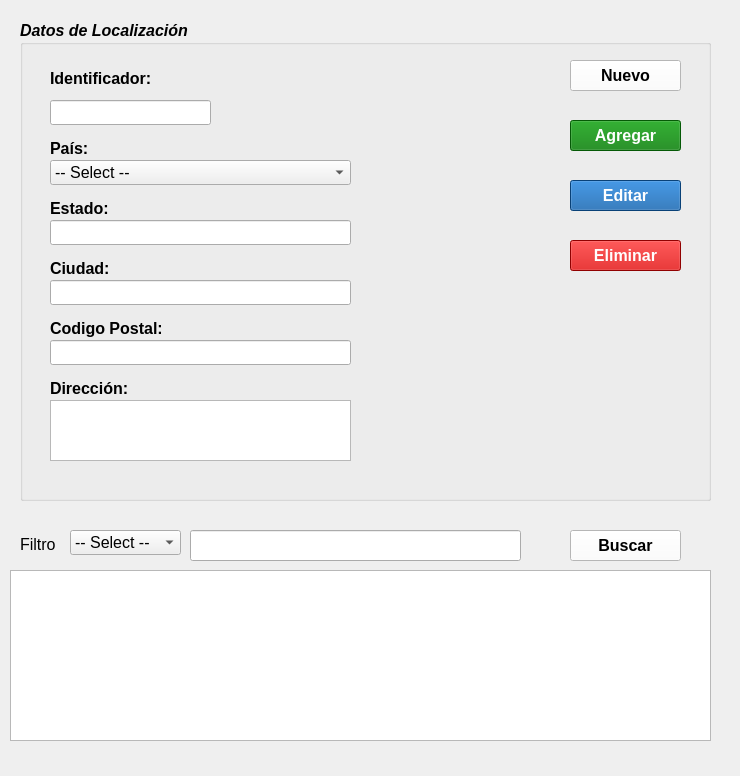
Above: vistas/Frmlocalizacion.ui from G-Mann00/HR_Seguridad before the change. Below: the same form after it.
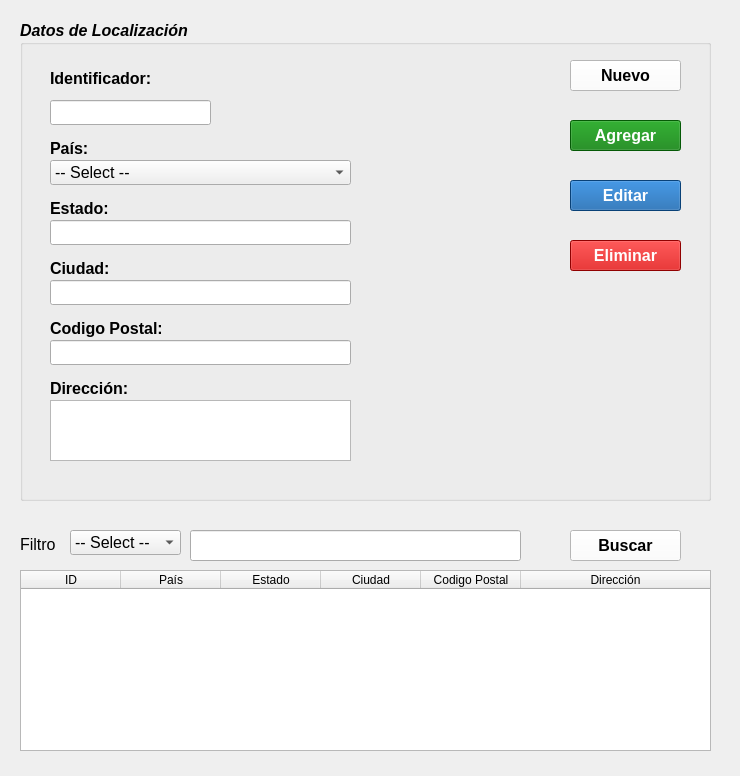
That is the form after the change. Icons and pictures are not drawn.

Commit message: se cambiarons los table view a Table widget en los archivos FrmPais.ui,FrmLocalización.ui,FrmRegion.ui

The edit to the form file:
```diff
--- a/vistas/Frmlocalizacion.ui
+++ b/vistas/Frmlocalizacion.ui
@@ -438,16 +438,6 @@
     </property>
    </widget>
   </widget>
-  <widget class="QTableView" name="tbv_registrosLocalizacion">
-   <property name="geometry">
-    <rect>
-     <x>10</x>
-     <y>570</y>
-     <width>701</width>
-     <height>171</height>
-    </rect>
-   </property>
-  </widget>
   <widget class="QLabel" name="lbl_filtro">
    <property name="geometry">
     <rect>
@@ -538,6 +528,67 @@
     </size>
    </property>
   </widget>
+  <widget class="QTableWidget" name="tw_registroLocalizacion">
+   <property name="geometry">
+    <rect>
+     <x>20</x>
+     <y>570</y>
+     <width>691</width>
+     <height>181</height>
+    </rect>
+   </property>
+   <property name="sizeAdjustPolicy">
+    <enum>QAbstractScrollArea::AdjustToContents</enum>
+   </property>
+   <property name="selectionMode">
+    <enum>QAbstractItemView::SingleSelection</enum>
+   </property>
+   <property name="selectionBehavior">
+    <enum>QAbstractItemView::SelectRows</enum>
+   </property>
+   <attribute name="horizontalHeaderCascadingSectionResizes">
+    <bool>false</bool>
+   </attribute>
+   <attribute name="horizontalHeaderShowSortIndicator" stdset="0">
+    <bool>false</bool>
+   </attribute>
+   <attribute name="horizontalHeaderStretchLastSection">
+    <bool>true</bool>
+   </attribute>
+   <attribute name="verticalHeaderCascadingSectionResizes">
+    <bool>false</bool>
+   </attribute>
+   <column>
+    <property name="text">
+     <string>ID</string>
+    </property>
+   </column>
+   <column>
+    <property name="text">
+     <string>País</string>
+    </property>
+   </column>
+   <column>
+    <property name="text">
+     <string>Estado</string>
+    </property>
+   </column>
+   <column>
+    <property name="text">
+     <string>Ciudad</string>
+    </property>
+   </column>
+   <column>
+    <property name="text">
+     <string>Codigo Postal</string>
+    </property>
+   </column>
+   <column>
+    <property name="text">
+     <string>Dirección</string>
+    </property>
+   </column>
+  </widget>
  </widget>
  <tabstops>
   <tabstop>btn_limpiar</tabstop>
```
Left out of the diff: 1 changed line with no effect on the pictures. The commit also changes 5 other files.
